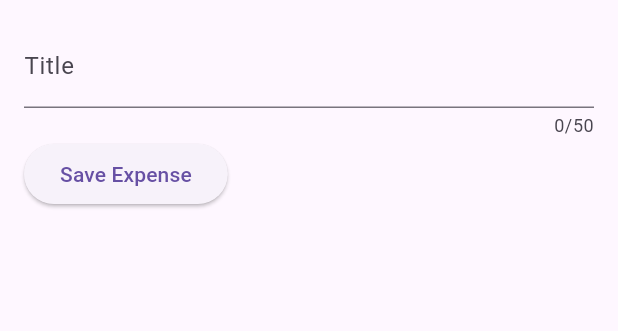
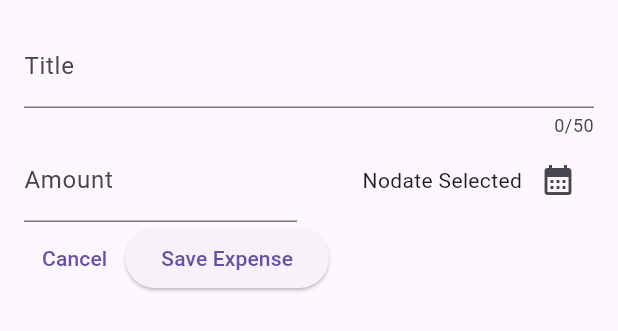
Before and after one commit to LokmanHossen/Expense_Teracker_flutter, a Flutter app: the NewExpense widget shown alone on an empty page, opened directly, on a phone screen of 412 x 824 dp. Shown: the top 331 px of the screen. Run offline on Flutter 3.47's test engine with Material 3 defaults, Android fonts, the phone set to English and light mode, and no system bars.

Commit message:
ExpensesInputField

```diff
--- a/lib/widget/new_expense.dart
+++ b/lib/widget/new_expense.dart
@@ -1,3 +1,4 @@
+import 'package:expense_tracker_flutter/models/expense.dart';
 import 'package:flutter/material.dart';
 
 class NewExpense extends StatefulWidget {
@@ -8,11 +9,37 @@ class NewExpense extends StatefulWidget {
 }
 
 class _NewExpenseState extends State<NewExpense> {
-  var _enteredTitle = '';
+  final _titleController = TextEditingController();
+  final _amountController = TextEditingController();
 
-  void _saveTitleInput(String inputValue) {
-    _enteredTitle = inputValue;
+  DateTime? _selectedDate;
+
+  void _presentDatePicker() async {
+    final now = DateTime.now();
+    final firstDate = DateTime(now.year - 1, now.month, now.day);
+    final pickedDate = await showDatePicker(
+      context: context,
+      initialDate: now,
+      firstDate: firstDate,
+      lastDate: now,
+    );
+    setState(() {
+      _selectedDate = pickedDate;
+    });
   }
+
+  @override
+  void dispose() {
+    _titleController.dispose();
+    _amountController.dispose();
+    super.dispose();
+  }
+
+  // var _enteredTitle = '';
+
+  // void _saveTitleInput(String inputValue) {
+  //   _enteredTitle = inputValue;
+  // }
 
   @override
   Widget build(BuildContext context) {
@@ -21,17 +48,56 @@ class _NewExpenseState extends State<NewExpense> {
       child: Column(
         children: [
           TextField(
-            onChanged: _saveTitleInput,
+            controller: _titleController,
             maxLength: 50,
-            decoration: InputDecoration(
+            decoration: const InputDecoration(
               label: Text('Title'),
             ),
           ),
           Row(
             children: [
+              Expanded(
+                child: TextField(
+                  controller: _amountController,
+                  keyboardType: TextInputType.number,
+                  decoration: const InputDecoration(
+                    label: Text('Amount'),
+                    prefixText: '\$ ',
+                  ),
+                ),
+              ),
+              const SizedBox(width: 16),
+              Expanded(
+                child: Row(
+                  mainAxisAlignment: MainAxisAlignment.end,
+                  crossAxisAlignment: CrossAxisAlignment.center,
+                  children: [
+                    Text(
+                      _selectedDate == null
+                          ? 'Nodate Selected'
+                          : formatter.format(_selectedDate!),
+                    ),
+                    IconButton(
+                      onPressed: _presentDatePicker,
+                      icon: const Icon(Icons.calendar_month),
+                    ),
+                  ],
+                ),
+              ),
+            ],
+          ),
+          Row(
+            children: [
+              TextButton(
+                onPressed: () {
+                  Navigator.pop(context);
+                },
+                child: const Text('Cancel'),
+              ),
               ElevatedButton(
                 onPressed: () {
-                  print(_enteredTitle);
+                  print(_titleController.text);
+                  print(_amountController.text);
                 },
                 child: const Text('Save Expense'),
               ),
```
